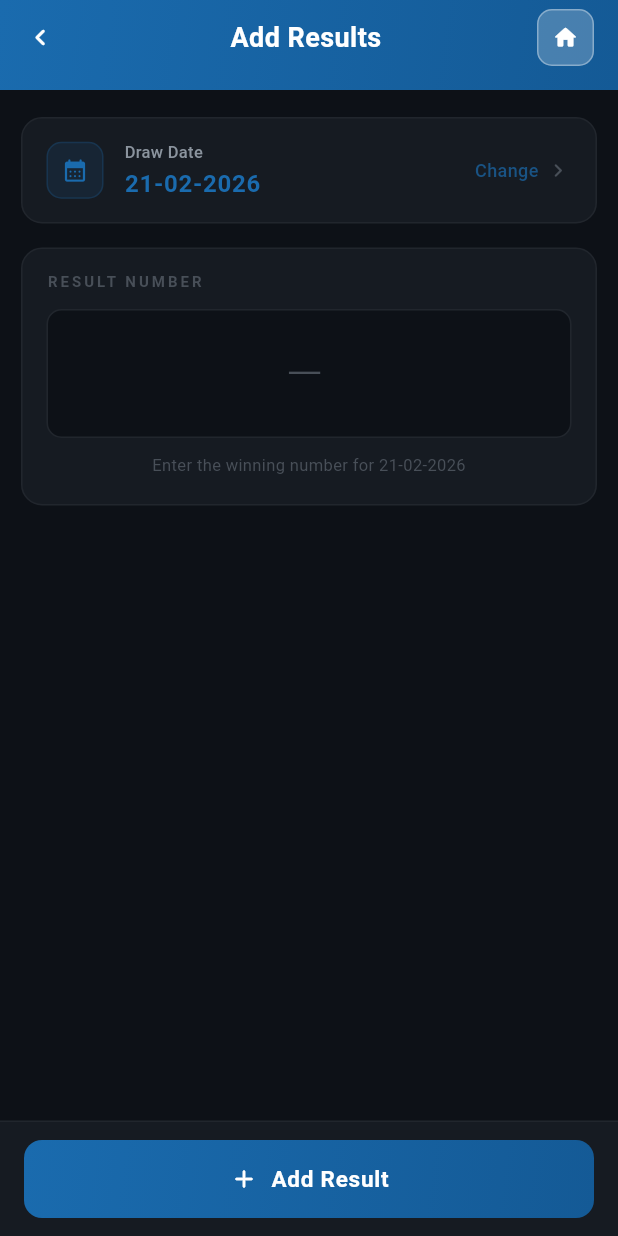
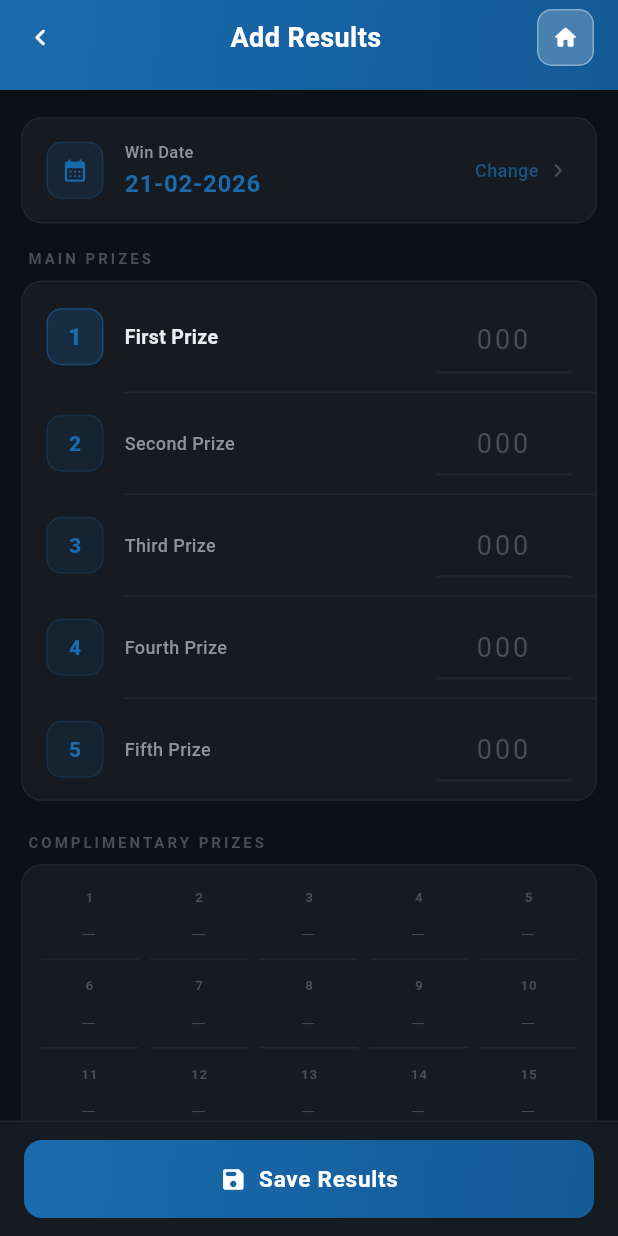
Before and after one commit to clevrf0x/flow_admin_mobile, a Flutter app: the AddResultsScreen screen opened directly with empty values, on a phone screen of 412 x 824 dp. Run offline on Flutter 3.47's test engine with Material 3 defaults, Android fonts, the phone set to English and light mode, and no system bars; our stand-ins replace go_router.

Commit message:
Rewrite Add Results screen: 5 main prizes + 30 complimentary prizes grid
- Win Date picker row with dark-themed calendar (game accent color)
- MAIN PRIZES: 5 rows (First–Fifth Prize) with numbered badge, label,
  and right-aligned underline TextField; First Prize visually highlighted
  (brighter badge, 22px font vs 18px for others)
- COMPLIMENTARY PRIZES: 5-column × 6-row grid of 30 underline TextFields,
  each with small index number above; full keyboard focus chain through all 35 fields
- Save Results gradient button with validation (First Prize required),
  loading spinner, and game-gradient success toast
- TODO: API call comment in _handleSave

Co-Authored-By: Claude Opus 4.6 <noreply@anthropic.com>

```diff
--- a/lib/screens/add_results/add_results_screen.dart
+++ b/lib/screens/add_results/add_results_screen.dart
@@ -6,6 +6,9 @@ import 'package:go_router/go_router.dart';
 import '../../constants/app_colors.dart';
 import '../../models/game.dart';
 import '../../widgets/common_toast.dart';
+
+// Number of complimentary prize fields
+const int _kCompCount = 30;
 
 class AddResultsScreen extends StatefulWidget {
   final String gameId;
@@ -23,13 +26,28 @@ class AddResultsScreen extends StatefulWidget {
 
 class _AddResultsScreenState extends State<AddResultsScreen> {
   DateTime _selectedDate = DateTime.now();
-  final TextEditingController _resultController = TextEditingController();
-  final FocusNode _resultFocus = FocusNode();
 
-  // TODO: Replace with API response
-  final List<String> _addedResults = [];
+  // 5 main prize controllers
+  final List<TextEditingController> _mainControllers =
+      List.generate(5, (_) => TextEditingController());
+  final List<FocusNode> _mainFocusNodes =
+      List.generate(5, (_) => FocusNode());
+
+  // 30 complimentary prize controllers
+  final List<TextEditingController> _compControllers =
+      List.generate(_kCompCount, (_) => TextEditingController());
+  final List<FocusNode> _compFocusNodes =
+      List.generate(_kCompCount, (_) => FocusNode());
 
   bool _isSaving = false;
+
+  static const List<String> _mainLabels = [
+    'First Prize',
+    'Second Prize',
+    'Third Prize',
+    'Fourth Prize',
+    'Fifth Prize',
+  ];
 
   Game? get _game {
     try {
@@ -47,23 +65,24 @@ class _AddResultsScreenState extends State<AddResultsScreen> {
 
   @override
   void dispose() {
-    _resultController.dispose();
-    _resultFocus.dispose();
+    for (final c in _mainControllers) c.dispose();
+    for (final f in _mainFocusNodes) f.dispose();
+    for (final c in _compControllers) c.dispose();
+    for (final f in _compFocusNodes) f.dispose();
     super.dispose();
   }
 
   Future<void> _pickDate() async {
+    final game = _game;
+    final accentColor = _resolvedAccentColor(
+      game?.gradientColors ?? [AppColors.primaryBlue],
+    );
     final picked = await showDatePicker(
       context: context,
       initialDate: _selectedDate,
       firstDate: DateTime(2020),
       lastDate: DateTime.now(),
-      builder: (context, child) {
-        final game = _game;
-        final accentColor = _resolvedAccentColor(
-          game?.gradientColors ?? [AppColors.primaryBlue],
-        );
-        return Theme(
+      builder: (context, child) => Theme(
         data: ThemeData.dark().copyWith(
           colorScheme: ColorScheme.dark(
             primary: accentColor,
@@ -74,60 +93,40 @@ class _AddResultsScreenState extends State<AddResultsScreen> {
           dialogBackgroundColor: AppColors.dashboardSurface,
         ),
         child: child!,
+      ),
     );
-      },
-    );
-    if (picked != null) {
-      setState(() => _selectedDate = picked);
-    }
+    if (picked != null) setState(() => _selectedDate = picked);
   }
 
-  Future<void> _handleAddResult() async {
-    final value = _resultController.text.trim();
-    if (value.isEmpty) {
-      CommonToast.showError(context, 'Please enter a result number.');
+  Future<void> _handleSave() async {
+    // Validate — at least first prize must be filled
+    if (_mainControllers[0].text.trim().isEmpty) {
+      CommonToast.showError(context, 'First Prize number is required.');
       return;
     }
 
     setState(() => _isSaving = true);
 
-    // TODO: API call to save result for _selectedDate
-    await Future.delayed(const Duration(milliseconds: 600));
+    // TODO: API call — send _selectedDate, main prizes, comp prizes
+    await Future.delayed(const Duration(milliseconds: 800));
 
     if (!mounted) return;
-
-    setState(() {
-      _addedResults.add(value);
-      _resultController.clear();
-      _isSaving = false;
-    });
-
-    _resultFocus.unfocus();
+    setState(() => _isSaving = false);
 
     final game = _game;
     CommonToast.show(
       context,
-      message: 'Result "$value" added successfully',
+      message: 'Results saved for ${_formatDate(_selectedDate)}',
       type: ToastType.success,
       gradientColors: game?.gradientColors ??
           [AppColors.primaryBlue, AppColors.primaryBlueDark],
     );
   }
 
-  Future<void> _handleDelete(int index) async {
-    final value = _addedResults[index];
-
-    // TODO: API call to delete result
-    setState(() => _addedResults.removeAt(index));
-
-    CommonToast.showInfo(context, 'Result "$value" removed.');
-  }
-
   String _formatDate(DateTime date) {
-    final day = date.day.toString().padLeft(2, '0');
-    final month = date.month.toString().padLeft(2, '0');
-    final year = date.year.toString();
-    return '$day-$month-$year';
+    final d = date.day.toString().padLeft(2, '0');
+    final m = date.month.toString().padLeft(2, '0');
+    return '$d-$m-${date.year}';
   }
 
   @override
@@ -151,33 +150,50 @@ class _AddResultsScreenState extends State<AddResultsScreen> {
         backgroundColor: AppColors.dashboardBg,
         body: Column(
           children: [
-            // Header
             _AddResultsHeader(
               gameName: widget.gameName,
               gameId: widget.gameId,
               headerColors: headerColors,
             ),
-            // Scrollable body
             Expanded(
               child: ListView(
                 padding: const EdgeInsets.fromLTRB(14, 18, 14, 28),
                 children: [
-                  // Date picker row
+                  // Date picker
                   _buildDateRow(accentColor),
                   const SizedBox(height: 16),
-                  // Result input card
-                  _buildInputCard(accentColor),
-                  // Results list (only shown when entries exist)
-                  if (_addedResults.isNotEmpty) ...[
+                  // Main prizes card
+                  _buildSectionLabel('MAIN PRIZES'),
+                  const SizedBox(height: 8),
+                  _buildMainPrizesCard(accentColor),
                   const SizedBox(height: 20),
-                    _buildResultsList(accentColor),
-                  ],
+                  // Complimentary prizes card
+                  _buildSectionLabel('COMPLIMENTARY PRIZES'),
+                  const SizedBox(height: 8),
+                  _buildCompPrizesCard(accentColor),
                 ],
               ),
             ),
-            // Add Result button
-            _buildAddButton(headerColors),
+            // Save button
+            _buildSaveButton(headerColors),
           ],
+        ),
+      ),
+    );
+  }
+
+  // ── Section label ────────────────────────────────────────────────────────
+
+  Widget _buildSectionLabel(String label) {
+    return Padding(
+      padding: const EdgeInsets.only(left: 4),
+      child: Text(
+        label,
+        style: const TextStyle(
+          color: AppColors.dashboardTextDim,
+          fontSize: 10,
+          fontWeight: FontWeight.w700,
+          letterSpacing: 2.0,
         ),
       ),
     );
@@ -197,7 +213,6 @@ class _AddResultsScreenState extends State<AddResultsScreen> {
         padding: const EdgeInsets.symmetric(horizontal: 16, vertical: 14),
         child: Row(
           children: [
-            // Icon box
             Container(
               width: 38,
               height: 38,
@@ -206,25 +221,20 @@ class _AddResultsScreenState extends State<AddResultsScreen> {
                 borderRadius: BorderRadius.circular(10),
                 border: Border.all(color: accentColor.withOpacity(0.22)),
               ),
-              child: Icon(
-                Icons.calendar_month_rounded,
-                color: accentColor,
-                size: 18,
-              ),
+              child: Icon(Icons.calendar_month_rounded,
+                  color: accentColor, size: 18),
             ),
             const SizedBox(width: 14),
-            // Label + date
             Expanded(
               child: Column(
                 crossAxisAlignment: CrossAxisAlignment.start,
                 children: [
-                  Text(
-                    'Draw Date',
-                    style: const TextStyle(
+                  const Text(
+                    'Win Date',
+                    style: TextStyle(
                       color: AppColors.dashboardTextSub,
                       fontSize: 11,
                       fontWeight: FontWeight.w500,
-                      letterSpacing: 0.2,
                     ),
                   ),
                   const SizedBox(height: 2),
@@ -240,7 +250,6 @@ class _AddResultsScreenState extends State<AddResultsScreen> {
                 ],
               ),
             ),
-            // Tap hint
             Text(
               'Change',
               style: TextStyle(
@@ -250,86 +259,156 @@ class _AddResultsScreenState extends State<AddResultsScreen> {
               ),
             ),
             const SizedBox(width: 4),
-            Icon(
-              Icons.chevron_right_rounded,
-              color: AppColors.dashboardTextDim,
-              size: 18,
-            ),
+            const Icon(Icons.chevron_right_rounded,
+                color: AppColors.dashboardTextDim, size: 18),
           ],
         ),
       ),
     );
   }
 
-  // ── Result input card ────────────────────────────────────────────────────
+  // ── Main prizes card (5 rows) ────────────────────────────────────────────
 
-  Widget _buildInputCard(Color accentColor) {
+  Widget _buildMainPrizesCard(Color accentColor) {
     return Container(
       decoration: BoxDecoration(
         color: AppColors.dashboardSurface,
         borderRadius: BorderRadius.circular(14),
         border: Border.all(color: AppColors.dashboardBorder),
       ),
-      padding: const EdgeInsets.fromLTRB(16, 14, 16, 18),
+      child: Column(
+        children: [
+          for (int i = 0; i < 5; i++) ...[
+            _buildMainPrizeRow(
+              index: i,
+              label: _mainLabels[i],
+              controller: _mainControllers[i],
+              focusNode: _mainFocusNodes[i],
+              nextFocus: i < 4 ? _mainFocusNodes[i + 1] : _compFocusNodes[0],
+              accentColor: accentColor,
+              isFirst: i == 0,
+            ),
+            if (i < 4)
+              Container(
+                height: 1,
+                margin: const EdgeInsets.only(left: 68),
+                color: AppColors.dashboardBorder,
+              ),
+          ],
+        ],
+      ),
+    );
+  }
+
+  Widget _buildMainPrizeRow({
+    required int index,
+    required String label,
+    required TextEditingController controller,
+    required FocusNode focusNode,
+    required FocusNode nextFocus,
+    required Color accentColor,
+    bool isFirst = false,
+  }) {
+    // First prize gets a slightly highlighted treatment
+    final isTop = index == 0;
+
+    return Padding(
+      padding: const EdgeInsets.symmetric(horizontal: 16, vertical: 12),
+      child: Row(
+        children: [
+          // Prize badge
+          Container(
+            width: 38,
+            height: 38,
+            decoration: BoxDecoration(
+              color: isTop
+                  ? accentColor.withOpacity(0.22)
+                  : accentColor.withOpacity(0.10),
+              borderRadius: BorderRadius.circular(10),
+              border: Border.all(
+                color: isTop
+                    ? accentColor.withOpacity(0.45)
+                    : accentColor.withOpacity(0.18),
+              ),
+            ),
+            child: Center(
+              child: Text(
+                '${index + 1}',
+                style: TextStyle(
+                  color: accentColor,
+                  fontSize: isTop ? 16 : 14,
+                  fontWeight: FontWeight.w800,
+                ),
+              ),
+            ),
+          ),
+          const SizedBox(width: 14),
+          // Label
+          Expanded(
             child: Column(
               crossAxisAlignment: CrossAxisAlignment.start,
               children: [
-          // Section label
                 Text(
-            'RESULT NUMBER',
-            style: const TextStyle(
-              color: AppColors.dashboardTextDim,
-              fontSize: 10,
-              fontWeight: FontWeight.w700,
-              letterSpacing: 2.0,
+                  label,
+                  style: TextStyle(
+                    color: isTop
+                        ? AppColors.dashboardTextPrim
+                        : AppColors.dashboardTextSub,
+                    fontSize: isTop ? 13 : 12,
+                    fontWeight:
+                        isTop ? FontWeight.w600 : FontWeight.w500,
                   ),
                 ),
-          const SizedBox(height: 12),
-          // Input field
-          Container(
-            decoration: BoxDecoration(
-              color: AppColors.dashboardBg,
-              borderRadius: BorderRadius.circular(10),
-              border: Border.all(color: AppColors.dashboardBorder),
+              ],
             ),
+          ),
+          // Number input — right-aligned, compact
+          SizedBox(
+            width: 90,
             child: TextField(
-              controller: _resultController,
-              focusNode: _resultFocus,
+              controller: controller,
+              focusNode: focusNode,
               keyboardType: TextInputType.number,
               inputFormatters: [FilteringTextInputFormatter.digitsOnly],
               textAlign: TextAlign.center,
+              textInputAction: TextInputAction.next,
+              onEditingComplete: () =>
+                  FocusScope.of(context).requestFocus(nextFocus),
               style: TextStyle(
                 color: accentColor,
-                fontSize: 32,
-                fontWeight: FontWeight.w800,
-                letterSpacing: 6,
+                fontSize: isTop ? 22 : 18,
+                fontWeight: FontWeight.w700,
+                letterSpacing: 2,
               ),
               decoration: InputDecoration(
-                border: InputBorder.none,
+                isDense: true,
                 contentPadding: const EdgeInsets.symmetric(
-                  horizontal: 16,
-                  vertical: 18,
-                ),
-                hintText: '—',
-                hintStyle: TextStyle(
-                  color: AppColors.dashboardTextDim,
-                  fontSize: 32,
-                  fontWeight: FontWeight.w300,
-                  letterSpacing: 6,
+                    horizontal: 8, vertical: 8),
+                border: UnderlineInputBorder(
+                  borderSide: BorderSide(
+                    color: AppColors.dashboardBorder,
+                    width: 1.5,
                   ),
                 ),
-              onSubmitted: (_) => _handleAddResult(),
+                enabledBorder: UnderlineInputBorder(
+                  borderSide: BorderSide(
+                    color: AppColors.dashboardBorder,
+                    width: 1.5,
                   ),
                 ),
-          const SizedBox(height: 10),
-          // Helper text
-          Center(
-            child: Text(
-              'Enter the winning number for ${_formatDate(_selectedDate)}',
-              style: const TextStyle(
+                focusedBorder: UnderlineInputBorder(
+                  borderSide: BorderSide(
+                    color: accentColor,
+                    width: 2,
+                  ),
+                ),
+                hintText: '000',
+                hintStyle: const TextStyle(
                   color: AppColors.dashboardTextDim,
-                fontSize: 11,
+                  fontSize: 18,
                   fontWeight: FontWeight.w400,
+                  letterSpacing: 2,
+                ),
               ),
             ),
           ),
@@ -338,63 +417,114 @@ class _AddResultsScreenState extends State<AddResultsScreen> {
     );
   }
 
-  // ── Added results list ───────────────────────────────────────────────────
+  // ── Complimentary prizes card (5-column grid of 30) ───────────────────────
 
-  Widget _buildResultsList(Color accentColor) {
-    return Column(
-      crossAxisAlignment: CrossAxisAlignment.start,
-      children: [
-        // Section header
-        Padding(
-          padding: const EdgeInsets.only(left: 4, bottom: 8),
-          child: Text(
-            'ADDED RESULTS',
-            style: const TextStyle(
-              color: AppColors.dashboardTextDim,
-              fontSize: 10,
-              fontWeight: FontWeight.w700,
-              letterSpacing: 2.0,
-            ),
-          ),
-        ),
-        Container(
+  Widget _buildCompPrizesCard(Color accentColor) {
+    const cols = 5;
+    final rows = (_kCompCount / cols).ceil();
+
+    return Container(
       decoration: BoxDecoration(
         color: AppColors.dashboardSurface,
         borderRadius: BorderRadius.circular(14),
         border: Border.all(color: AppColors.dashboardBorder),
       ),
+      padding: const EdgeInsets.fromLTRB(12, 14, 12, 16),
       child: Column(
         children: [
-              for (int i = 0; i < _addedResults.length; i++) ...[
-                _ResultRow(
-                  index: i,
-                  value: _addedResults[i],
+          for (int row = 0; row < rows; row++) ...[
+            if (row > 0) const SizedBox(height: 10),
+            Row(
+              children: [
+                for (int col = 0; col < cols; col++) ...[
+                  if (col > 0) const SizedBox(width: 8),
+                  Expanded(
+                    child: _buildCompCell(
+                      index: row * cols + col,
                       accentColor: accentColor,
-                  onDelete: () => _handleDelete(i),
                     ),
-                if (i < _addedResults.length - 1)
-                  Container(
-                    height: 1,
-                    margin: const EdgeInsets.only(left: 68),
-                    color: AppColors.dashboardBorder,
                   ),
                 ],
               ],
+            ),
+          ],
+        ],
+      ),
+    );
+  }
+
+  Widget _buildCompCell({required int index, required Color accentColor}) {
+    if (index >= _kCompCount) return const SizedBox.shrink();
+
+    final isLast = index == _kCompCount - 1;
+    final nextNode = isLast ? null : _compFocusNodes[index + 1];
+
+    return Column(
+      children: [
+        // Cell number label
+        Text(
+          '${index + 1}',
+          style: const TextStyle(
+            color: AppColors.dashboardTextDim,
+            fontSize: 9,
+            fontWeight: FontWeight.w600,
+            letterSpacing: 0.5,
+          ),
+        ),
+        const SizedBox(height: 4),
+        // Input
+        TextField(
+          controller: _compControllers[index],
+          focusNode: _compFocusNodes[index],
+          keyboardType: TextInputType.number,
+          inputFormatters: [FilteringTextInputFormatter.digitsOnly],
+          textAlign: TextAlign.center,
+          textInputAction:
+              isLast ? TextInputAction.done : TextInputAction.next,
+          onEditingComplete: nextNode != null
+              ? () => FocusScope.of(context).requestFocus(nextNode)
+              : () => FocusScope.of(context).unfocus(),
+          style: TextStyle(
+            color: accentColor,
+            fontSize: 13,
+            fontWeight: FontWeight.w700,
+            letterSpacing: 1,
+          ),
+          decoration: InputDecoration(
+            isDense: true,
+            contentPadding:
+                const EdgeInsets.symmetric(horizontal: 2, vertical: 6),
+            border: UnderlineInputBorder(
+              borderSide: BorderSide(
+                  color: AppColors.dashboardBorder, width: 1),
+            ),
+            enabledBorder: UnderlineInputBorder(
+              borderSide: BorderSide(
+                  color: AppColors.dashboardBorder, width: 1),
+            ),
+            focusedBorder: UnderlineInputBorder(
+              borderSide: BorderSide(color: accentColor, width: 1.5),
+            ),
+            hintText: '—',
+            hintStyle: const TextStyle(
+              color: AppColors.dashboardTextDim,
+              fontSize: 13,
+              fontWeight: FontWeight.w300,
+            ),
           ),
         ),
       ],
     );
   }
 
-  // ── Add button ───────────────────────────────────────────────────────────
+  // ── Save button ──────────────────────────────────────────────────────────
 
-  Widget _buildAddButton(List<Color> headerColors) {
+  Widget _buildSaveButton(List<Color> headerColors) {
     return Container(
       decoration: BoxDecoration(
         color: AppColors.dashboardSurface,
         border: Border(
-          top: BorderSide(color: AppColors.dashboardBorder, width: 1),
-        ),
+            top: BorderSide(color: AppColors.dashboardBorder, width: 1)),
       ),
       padding: EdgeInsets.fromLTRB(
         16,
@@ -406,7 +536,7 @@ class _AddResultsScreenState extends State<AddResultsScreen> {
         color: Colors.transparent,
         borderRadius: BorderRadius.circular(12),
         child: InkWell(
-          onTap: _isSaving ? null : _handleAddResult,
+          onTap: _isSaving ? null : _handleSave,
           borderRadius: BorderRadius.circular(12),
           child: Ink(
             decoration: BoxDecoration(
@@ -435,11 +565,11 @@ class _AddResultsScreenState extends State<AddResultsScreen> {
                   : const Row(
                       mainAxisAlignment: MainAxisAlignment.center,
                       children: [
-                        Icon(Icons.add_rounded,
-                            color: Colors.white, size: 20),
+                        Icon(Icons.save_rounded,
+                            color: Colors.white, size: 18),
                         SizedBox(width: 8),
                         Text(
-                          'Add Result',
+                          'Save Results',
                           style: TextStyle(
                             color: Colors.white,
                             fontSize: 15,
@@ -452,87 +582,6 @@ class _AddResultsScreenState extends State<AddResultsScreen> {
             ),
           ),
         ),
-      ),
-    );
-  }
-}
-
-// ─────────────────────────────────────────────────────────────────────────────
-// RESULT ROW
-// ─────────────────────────────────────────────────────────────────────────────
-
-class _ResultRow extends StatelessWidget {
-  final int index;
-  final String value;
-  final Color accentColor;
-  final VoidCallback onDelete;
-
-  const _ResultRow({
-    required this.index,
-    required this.value,
-    required this.accentColor,
-    required this.onDelete,
-  });
-
-  @override
-  Widget build(BuildContext context) {
-    return Padding(
-      padding: const EdgeInsets.symmetric(horizontal: 16, vertical: 13),
-      child: Row(
-        children: [
-          // Index badge
-          Container(
-            width: 38,
-            height: 38,
-            decoration: BoxDecoration(
-              color: accentColor.withOpacity(0.13),
-              borderRadius: BorderRadius.circular(10),
-              border: Border.all(color: accentColor.withOpacity(0.22)),
-            ),
-            alignment: Alignment.center,
-            child: Text(
-              '${index + 1}',
-              style: TextStyle(
-                color: accentColor,
-                fontSize: 14,
-                fontWeight: FontWeight.w700,
-              ),
-            ),
-          ),
-          const SizedBox(width: 14),
-          // Result number
-          Expanded(
-            child: Text(
-              value,
-              style: const TextStyle(
-                color: AppColors.dashboardTextPrim,
-                fontSize: 20,
-                fontWeight: FontWeight.w700,
-                letterSpacing: 2,
-              ),
-            ),
-          ),
-          // Delete button
-          GestureDetector(
-            onTap: onDelete,
-            child: Container(
-              width: 34,
-              height: 34,
-              decoration: BoxDecoration(
-                color: AppColors.dashboardLogout.withOpacity(0.1),
-                borderRadius: BorderRadius.circular(9),
-                border: Border.all(
-                  color: AppColors.dashboardLogout.withOpacity(0.25),
-                ),
-              ),
-              child: Icon(
-                Icons.delete_outline_rounded,
-                color: AppColors.dashboardLogout.withOpacity(0.8),
-                size: 17,
-              ),
-            ),
-          ),
-        ],
       ),
     );
   }
@@ -572,7 +621,6 @@ class _AddResultsHeader extends StatelessWidget {
         child: Row(
           crossAxisAlignment: CrossAxisAlignment.center,
           children: [
-            // ← Back to dashboard
             Material(
               color: Colors.transparent,
               child: InkWell(
@@ -602,7 +650,6 @@ class _AddResultsHeader extends StatelessWidget {
                 ),
               ),
             ),
-            // Title
             const Expanded(
               child: Text(
                 'Add Results',
@@ -615,7 +662,6 @@ class _AddResultsHeader extends StatelessWidget {
                 ),
               ),
             ),
-            // Home button
             Material(
               color: Colors.transparent,
               child: InkWell(
@@ -628,9 +674,7 @@ class _AddResultsHeader extends StatelessWidget {
                     color: Colors.white.withOpacity(0.22),
                     borderRadius: BorderRadius.circular(10),
                     border: Border.all(
-                      color: Colors.white.withOpacity(0.35),
-                      width: 1,
-                    ),
+                        color: Colors.white.withOpacity(0.35), width: 1),
                   ),
                   child: const Icon(Icons.home_rounded,
                       color: Colors.white, size: 18),
```
Lines whose indentation alone changed are shown as unchanged.
